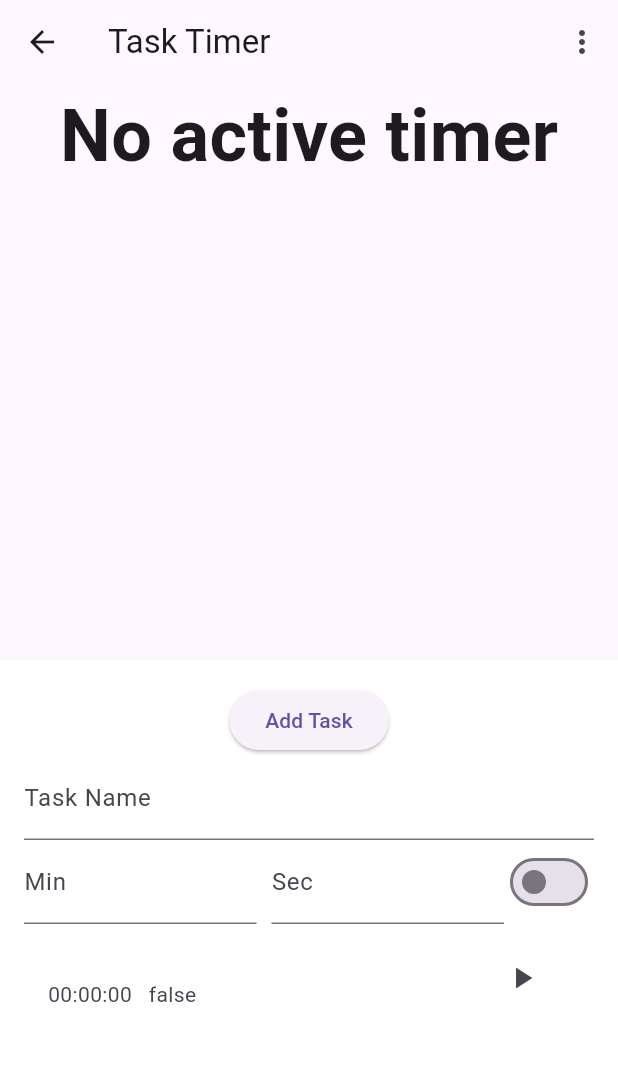
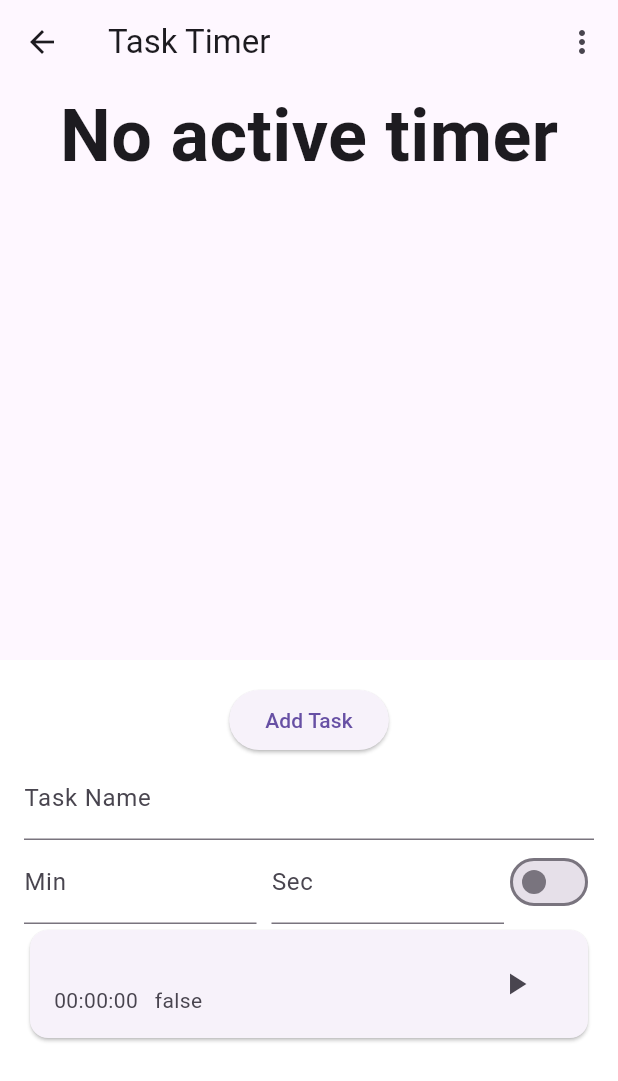
Before and after one commit to jackliu970103/flutterwithoutimport, a Flutter app: the screen it shows after launch, after a tap on "Add Task", after a tap on the "play arrow" icon, on a phone screen of 412 x 824 dp. Shown: the top 1081 px of the screen. Run offline on Flutter 3.47's test engine with Material 3 defaults, Android fonts, the phone set to English and light mode, and no system bars; missing offline and left inert: dart:ffi.

Commit message:
get fuck

```diff
--- a/lib/Timer.dart
+++ b/lib/Timer.dart
@@ -11,45 +11,55 @@ class Timerscreen extends StatefulWidget {
 
 class _TimerscreenState extends State<Timerscreen> {
   final List<Task> _taskList = [];
-  final List<Task> _WorkList=[];
-  final List<Task> _RestList=[];
+  final List<Task> _WorkList = [];
+  final List<Task> _RestList = [];
   final TextEditingController taskNameCTR = TextEditingController();
   final TextEditingController taskMinCTR = TextEditingController();
   final TextEditingController taskSecCTR = TextEditingController();
-  late bool isitwork=false;
+  bool isitwork = false;
   Task? _activeTask;
 
   @override
   Widget build(BuildContext context) {
     return Scaffold(
-
-      appBar: AppBar(title: Text("Task Timer"),actions: [
-        PopupMenuButton(itemBuilder: (BuildContext context)=>[
-          PopupMenuItem(child: Text("Weekly Summary"),onTap: (){
-            Navigator.push(context, MaterialPageRoute(builder: (context)=>WeeklySummary( workList: _WorkList, restList: _RestList,)));
-          },)
-        ],)
-      ],),
-      body:Align(
+      appBar: AppBar(
+        title: const Text("Task Timer"),
+        actions: [
+          PopupMenuButton(
+            itemBuilder: (BuildContext context) => [
+              PopupMenuItem(
+                child: const Text("Weekly Summary"),
+                onTap: () {
+                  Navigator.push(
+                    context,
+                    MaterialPageRoute(
+                      builder: (context) =>
+                          WeeklySummary(workList: _WorkList, restList: _RestList),
+                    ),
+                  );
+                },
+              )
+            ],
+          )
+        ],
+      ),
+      body: Align(
+        alignment: Alignment.center,
         child: Column(
           children: [
             Text(
-              _activeTask != null
-                  ? _activeTask!.getFormattedTime()
-                  : "No active timer",
-              style: TextStyle(fontSize: 48, fontWeight: FontWeight.bold),
+              _activeTask != null ? _activeTask!.getFormattedTime() : "No active timer",
+              style: const TextStyle(fontSize: 48, fontWeight: FontWeight.bold),
             ),
-            SizedBox(height: 20),
+            const SizedBox(height: 20),
             if (_activeTask != null)
               Text(
                 "Current Task: ${_activeTask!.taskName}",
-                style: TextStyle(fontSize: 20, fontWeight: FontWeight.w500),
+                style: const TextStyle(fontSize: 20, fontWeight: FontWeight.w500),
               ),
           ],
         ),
-        alignment: Alignment.center,
       ),
-
       bottomSheet: DraggableScrollableSheet(
         expand: false,
         initialChildSize: 0.5,
@@ -58,39 +68,28 @@ class _TimerscreenState extends State<Timerscreen> {
         builder: (BuildContext context, ScrollController scrollController) {
           return Container(
             color: Colors.white,
-            padding: EdgeInsets.all(16),
+            padding: const EdgeInsets.all(16),
             child: Column(
               children: [
                 ElevatedButton(
                   onPressed: () {
                     setState(() {
-                      int totalSeconds = (int.tryParse(taskMinCTR.text) ?? 0) * 60 +
-                          (int.tryParse(taskSecCTR.text) ?? 0);
-                      _taskList.add(Task(
-                        taskNameCTR.text.trim(),
-                        totalSeconds,
-                        isitwork
-                      ));
-                      if(isitwork){
-                        _WorkList.add(Task(
-                            taskNameCTR.text.trim(),
-                            totalSeconds,
-                            isitwork
-                        ));
-                      }else{
-                        _RestList.add(Task(
-                            taskNameCTR.text.trim(),
-                            totalSeconds,
-                            isitwork
-                        ));
+                      int totalSeconds =
+                          (int.tryParse(taskMinCTR.text) ?? 0) * 60 + (int.tryParse(taskSecCTR.text) ?? 0);
+                      final newTask = Task(taskNameCTR.text.trim(), totalSeconds, isitwork);
+                      _taskList.add(newTask);
+                      if (isitwork) {
+                        _WorkList.add(newTask);
+                      } else {
+                        _RestList.add(newTask);
                       }
                     });
                   },
-                  child: Text("Add Task"),
+                  child: const Text("Add Task"),
                 ),
                 TextField(
                   controller: taskNameCTR,
-                  decoration: InputDecoration(labelText: "Task Name"),
+                  decoration: const InputDecoration(labelText: "Task Name"),
                 ),
                 Row(
                   children: [
@@ -98,45 +97,54 @@ class _TimerscreenState extends State<Timerscreen> {
                       child: TextField(
                         controller: taskMinCTR,
                         keyboardType: TextInputType.number,
-                        decoration: InputDecoration(labelText: "Min"),
+                        decoration: const InputDecoration(labelText: "Min"),
                       ),
                     ),
-                    SizedBox(width: 10),
+                    const SizedBox(width: 10),
                     Expanded(
                       child: TextField(
                         controller: taskSecCTR,
                         keyboardType: TextInputType.number,
-                        decoration: InputDecoration(labelText: "Sec"),
+                        decoration: const InputDecoration(labelText: "Sec"),
                       ),
                     ),
-                    Switch(value: isitwork, onChanged:(bool value){
+                    Switch(
+                      value: isitwork,
+                      onChanged: (bool value) {
                         setState(() {
-                        isitwork =value;
+                          isitwork = value;
                         });
-                    })
+                      },
+                    ),
                   ],
                 ),
                 Expanded(
-                  child: ListView(
-                    controller: scrollController,
-                    children: [
-                      ReorderableListView.builder(
-                        shrinkWrap: true,
-                        physics: NeverScrollableScrollPhysics(),
+                  child: ReorderableListView.builder(
                     itemCount: _taskList.length,
                     itemBuilder: (context, index) {
                       final task = _taskList[index];
-                          return ListTile(
+                      return Dismissible(
                         key: ValueKey(task),
+                        onDismissed: (direction) {
+                          setState(() {
+                            _taskList.removeAt(index);
+                          });
+                        },
+                        background: Container(
+                          color: Colors.red,
+                          alignment: Alignment.centerRight,
+                          padding: const EdgeInsets.only(right: 20),
+                          child: const Icon(Icons.delete, color: Colors.white),
+                        ),
+                        child: Card(
+                          child: ListTile(
                             title: Text(task.taskName),
                             subtitle: Text("${task.getFormattedTime()}   ${task.isitwork}"),
                             trailing: IconButton(
-                              icon: Icon(Icons.play_arrow),
+                              icon: const Icon(Icons.play_arrow),
                               onPressed: () {
                                 setState(() {
-                                  if (_activeTask != null) {
-                                    _activeTask!.stopTimer();
-                                  }
+                                  _activeTask?.stopTimer();
                                   _activeTask = task;
                                   task.startTimer(() {
                                     setState(() {});
@@ -148,6 +156,8 @@ class _TimerscreenState extends State<Timerscreen> {
                                 });
                               },
                             ),
+                          ),
+                        ),
                       );
                     },
                     onReorder: (oldIndex, newIndex) {
@@ -157,8 +167,6 @@ class _TimerscreenState extends State<Timerscreen> {
                         _taskList.insert(newIndex, item);
                       });
                     },
-                      ),
-                    ],
                   ),
                 ),
               ],
@@ -176,7 +184,7 @@ class Task {
   Timer? _timer;
   bool isitwork;
 
-  Task(this.taskName, this.remainingSeconds,this.isitwork);
+  Task(this.taskName, this.remainingSeconds, this.isitwork);
 
   String getFormattedTime() {
     int hours = remainingSeconds ~/ 3600;
@@ -189,7 +197,7 @@ class Task {
 
   void startTimer(VoidCallback onTick, VoidCallback onComplete) {
     _timer?.cancel();
-    _timer = Timer.periodic(Duration(seconds: 1), (timer) {
+    _timer = Timer.periodic(const Duration(seconds: 1), (timer) {
       if (remainingSeconds > 0) {
         remainingSeconds--;
         onTick();
@@ -199,6 +207,7 @@ class Task {
       }
     });
   }
+
   void stopTimer() {
     _timer?.cancel();
   }
```
Also changed, not shown: pubspec.lock, 125 other files. Lines whose indentation alone changed are shown as unchanged.
